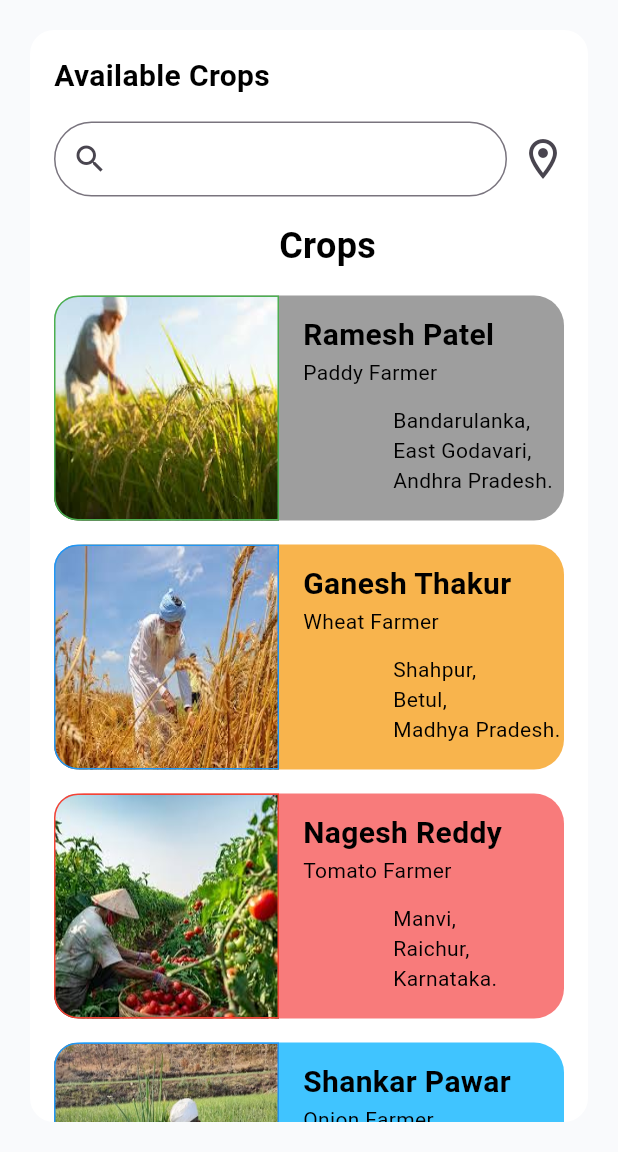
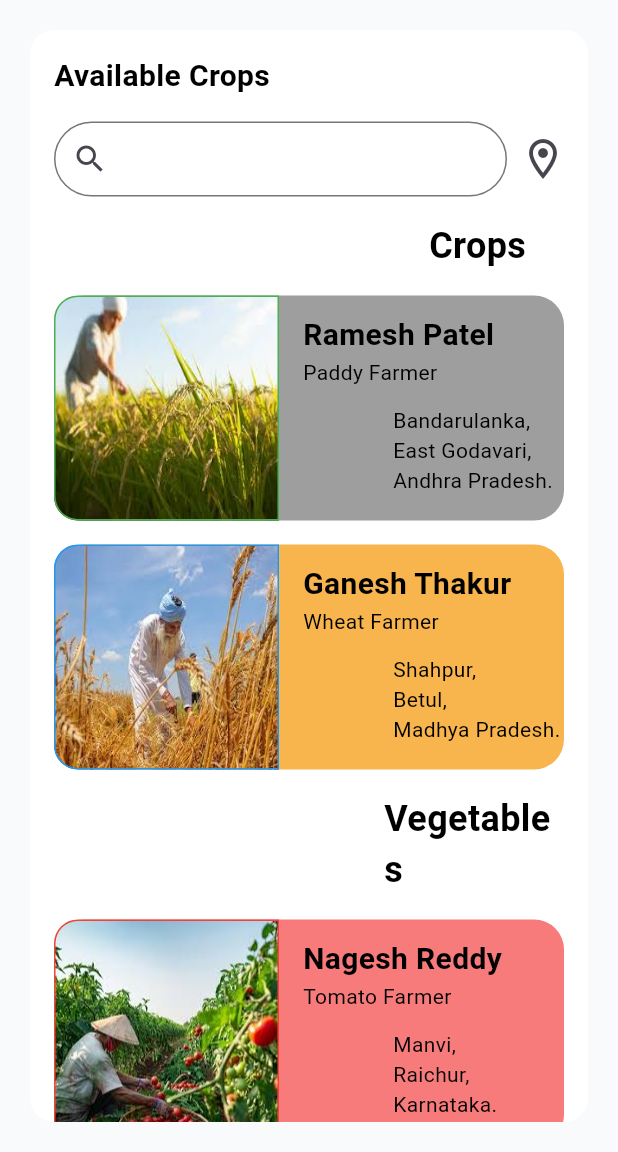
Before and after one commit to durgaprasad-4426/Flutter-projects, a Flutter app: the screen it shows after launch, on a phone screen of 412 x 824 dp, the part 84-1236 px from its top. Run offline on Flutter 3.47's test engine with Material 3 defaults, Android fonts, the phone set to English and light mode, and no system bars; our stand-ins replace device_preview.

Commit message:
changes updated

```diff
--- a/lib/available_crps.dart
+++ b/lib/available_crps.dart
@@ -110,7 +110,7 @@
                     ],
                   ),
                   Padding(
-                    padding: const EdgeInsets.only(left: 150),
+                    padding: const EdgeInsets.only(left: 250),
                     child: Text(
                       'Crops',
                       style: TextStyle(
@@ -138,6 +138,17 @@
                     c2: Colors.blue,
                     c3: Colors.black,
                   ),
+                  Padding(
+                    padding: const EdgeInsets.only(left: 220),
+                    child: Text(
+                      'Vegetables',
+                      style: TextStyle(
+                        color: Colors.black,
+                        fontSize: 24,
+                        fontWeight: FontWeight.bold,
+                      ),
+                    ),
+                  ),
                   CropsCntr(
                     img: AssetImage('assets/tomato.png'),
                     txt1: 'Nagesh Reddy',
@@ -156,6 +167,17 @@
                     c2: Colors.blue,
                     c3: Colors.black,
                   ),
+                  Padding(
+                    padding: const EdgeInsets.only(left: 250),
+                    child: Text(
+                      'Fruits',
+                      style: TextStyle(
+                        color: Colors.black,
+                        fontSize: 24,
+                        fontWeight: FontWeight.bold,
+                      ),
+                    ),
+                  ),
                 ],
               ),
             ),
```
